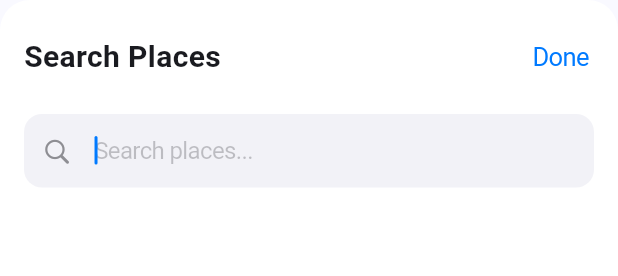
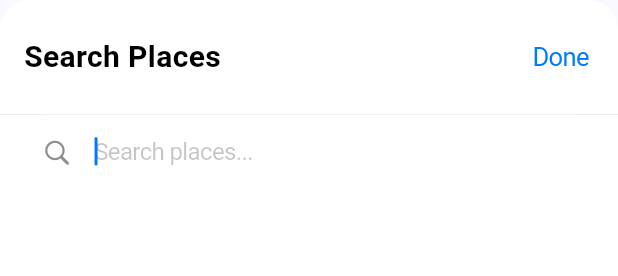
Before and after one commit to jersjar7/RivrFlow, a Flutter app: the MapSearchModal widget shown alone on an empty page, opened directly, on a phone screen of 412 x 824 dp. Shown: the top 276 px of the screen. Run offline on Flutter 3.47's test engine with Material 3 defaults, Android fonts, the phone set to English and light mode, and no system bars; our stand-ins replace cloud_firestore, csv, firebase_auth, firebase_core, flutter_secure_storage, geolocator and 5 more; missing offline and left inert: gal, mapbox_maps_flutter; accounts and stored records are empty.

Commit message:
theme change

```diff
--- a/lib/features/map/widgets/map_search_widget.dart
+++ b/lib/features/map/widgets/map_search_widget.dart
@@ -450,8 +450,8 @@ class _MapSearchModalState extends State<MapSearchModal> {
   Widget build(BuildContext context) {
     return Container(
       height: MediaQuery.of(context).size.height * 0.7,
-      decoration: const BoxDecoration(
-        color: CupertinoColors.systemBackground,
+      decoration: BoxDecoration(
+        color: CupertinoColors.systemBackground.resolveFrom(context),
         borderRadius: BorderRadius.only(
           topLeft: Radius.circular(20),
           topRight: Radius.circular(20),
@@ -468,13 +468,25 @@ class _MapSearchModalState extends State<MapSearchModal> {
   }
 
   Widget _buildHeader() {
-    return Padding(
+    return Container(
       padding: const EdgeInsets.all(16),
+      decoration: BoxDecoration(
+        border: Border(
+          bottom: BorderSide(
+            color: CupertinoColors.systemGrey5.resolveFrom(context),
+            width: 0.5,
+          ),
+        ),
+      ),
       child: Row(
         children: [
-          const Text(
+          Text(
             'Search Places',
-            style: TextStyle(fontSize: 20, fontWeight: FontWeight.w600),
+            style: TextStyle(
+              fontSize: 20,
+              fontWeight: FontWeight.w600,
+              color: CupertinoColors.label.resolveFrom(context),
+            ),
           ),
           const Spacer(),
           CupertinoButton(
@@ -492,14 +504,16 @@ class _MapSearchModalState extends State<MapSearchModal> {
       margin: const EdgeInsets.symmetric(horizontal: 16),
       padding: const EdgeInsets.symmetric(horizontal: 12, vertical: 8),
       decoration: BoxDecoration(
-        color: CupertinoColors.systemGrey6,
+        color: CupertinoColors.secondarySystemGroupedBackground.resolveFrom(
+          context,
+        ),
         borderRadius: BorderRadius.circular(12),
       ),
       child: Row(
         children: [
           Icon(
             CupertinoIcons.search,
-            color: CupertinoColors.systemGrey,
+            color: CupertinoColors.systemGrey.resolveFrom(context),
             size: 20,
           ),
           const SizedBox(width: 8),
@@ -509,7 +523,13 @@ class _MapSearchModalState extends State<MapSearchModal> {
               focusNode: _focusNode,
               placeholder: 'Search places...',
               decoration: null,
-              style: const TextStyle(fontSize: 16),
+              style: TextStyle(
+                fontSize: 16,
+                color: CupertinoColors.label.resolveFrom(context),
+              ),
+              placeholderStyle: TextStyle(
+                color: CupertinoColors.placeholderText.resolveFrom(context),
+              ),
             ),
           ),
           if (_isSearching) ...[
@@ -521,7 +541,7 @@ class _MapSearchModalState extends State<MapSearchModal> {
               onTap: () => _searchController.clear(),
               child: Icon(
                 CupertinoIcons.xmark_circle_fill,
-                color: CupertinoColors.systemGrey3,
+                color: CupertinoColors.systemGrey3.resolveFrom(context),
                 size: 20,
               ),
             ),
```
